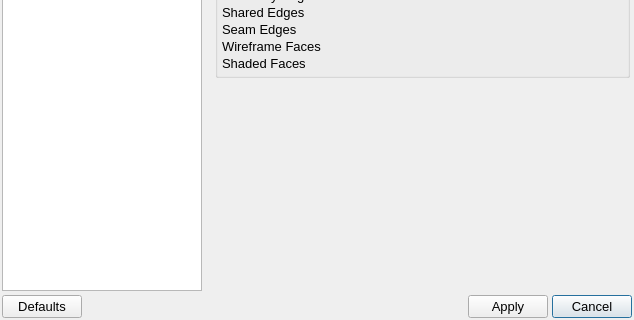
This is src/UserInterface/Forms/PreferencesDialog.ui in PawelekPro/MeshGeneratingTool as Qt 5 draws it before an edit; both pictures show x 0 to 634 and y 140 to 460 of the 634 by 460 pixel window. The edited form follows.
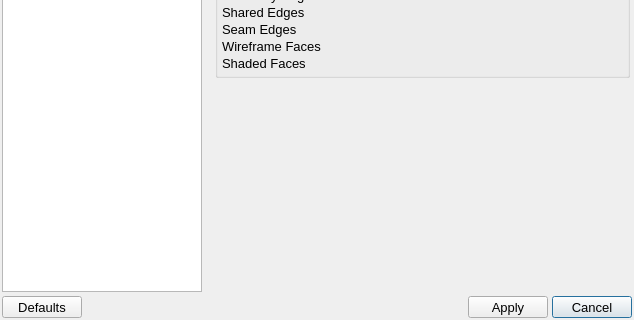
This is the edited form. The open tabs and pages were chosen to show the change. Icons and pictures are not drawn. Custom widgets are drawn as their Qt base class.

```diff
--- a/src/UserInterface/Forms/PreferencesDialog.ui
+++ b/src/UserInterface/Forms/PreferencesDialog.ui
@@ -53,10 +53,16 @@
    </item>
    <item row="2" column="4">
     <widget class="QPushButton" name="cancelButton">
+     <property name="minimumSize">
+      <size>
+       <width>0</width>
+       <height>20</height>
+      </size>
+     </property>
      <property name="maximumSize">
       <size>
        <width>80</width>
-       <height>16777215</height>
+       <height>22</height>
       </size>
      </property>
      <property name="text">
@@ -70,10 +76,16 @@
    </item>
    <item row="2" column="0">
     <widget class="QPushButton" name="defaultsButton">
+     <property name="minimumSize">
+      <size>
+       <width>0</width>
+       <height>20</height>
+      </size>
+     </property>
      <property name="maximumSize">
       <size>
        <width>80</width>
-       <height>16777215</height>
+       <height>22</height>
       </size>
      </property>
      <property name="text">
@@ -83,10 +95,16 @@
    </item>
    <item row="2" column="3">
     <widget class="QPushButton" name="applyButton">
+     <property name="minimumSize">
+      <size>
+       <width>0</width>
+       <height>20</height>
+      </size>
+     </property>
      <property name="maximumSize">
       <size>
        <width>80</width>
-       <height>16777215</height>
+       <height>22</height>
       </size>
      </property>
      <property name="text">
```
Left out of the diff: 7 changed lines with no effect on the pictures.
